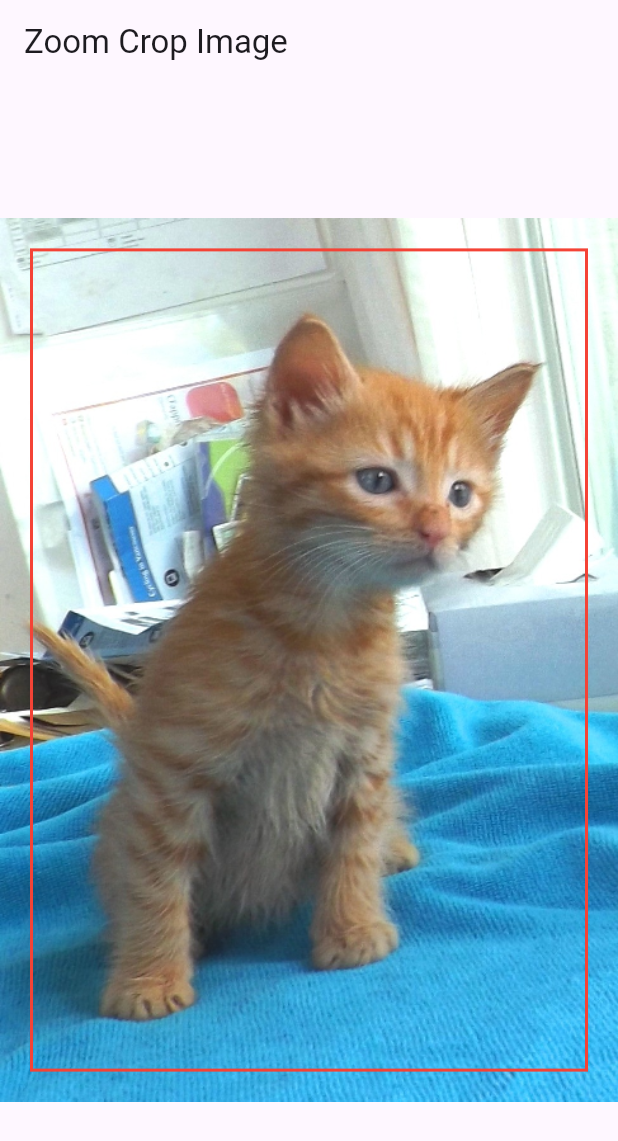
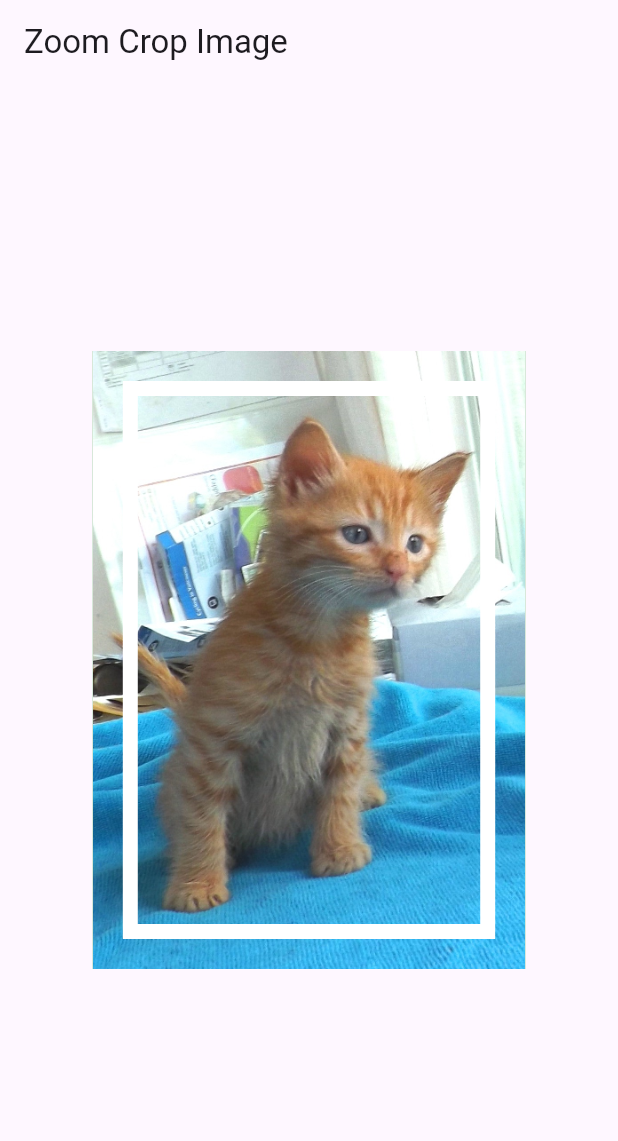
Before and after one commit to siriusanjan/dynamicCropFlutter, a Flutter app: the screen it shows after launch, on a phone screen of 412 x 824 dp. Shown: the top 1141 px of the screen. Run offline on Flutter 3.47's test engine with Material 2 defaults, Android fonts, the phone set to English and light mode, and no system bars; our stand-ins replace file_picker.

Commit message:
proper offset for the scale image

```diff
--- a/lib/main.dart
+++ b/lib/main.dart
@@ -63,20 +63,57 @@ class _MyHomePageState extends State<MyHomePage> {
   double _previousScale = 1.0;
   Offset _origin = Offset(0.0, 0.0);
   Offset _previousOffset = Offset(0.0, 0.0);
+  double? _width;
+  double? _height;
+  double? imageFittedWidth;
+  double? imageFittedHeight;
+  bool widthFitted = false;
+  double _extraWidth = 0;
+  double _extraHeight = 0;
+
+  void calculateFittedHeightWidth() {
+    _height = MediaQuery.of(context).size.height * 0.5;
+    _width = MediaQuery.of(context).size.width;
+    double imageRealWidth = 487;
+    double imageRealHeight = 696;
+    if (_height! / _width! > imageRealHeight / imageRealWidth) {
+      widthFitted = true;
+      imageFittedWidth = _width;
+      imageFittedHeight = _width! / (imageRealWidth / imageRealHeight);
+    } else {
+      widthFitted = false;
+      imageFittedHeight = _height;
+      imageFittedWidth = _height! / (imageRealHeight / imageRealWidth);
+      _extraWidth = _width! - imageFittedWidth!;
+    }
+    print("widthFitted " + widthFitted.toString());
+  }
 
   @override
   Widget build(BuildContext context) {
-    double screenWidth = MediaQuery.of(context).size.width;
-    double screenHeight = MediaQuery.of(context).size.height;
-    print("screenWidth " + screenWidth.toString());
-    print("screenHeight " + screenHeight.toString());
+    calculateFittedHeightWidth();
+
     return Scaffold(
         appBar: AppBar(
           title: Text('Zoom Crop Image'),
         ),
         body: Center(
+            child: Container(
+                color: Colors.green,
                 child: ClipRect(
-          child: GestureDetector(
+                    child: SizedBox(
+                  width: imageFittedWidth,
+                  height: imageFittedHeight,
+                  child: FittedBox(
+                      child: SizedBox(
+                          width: imageFittedWidth,
+                          height: imageFittedHeight,
+                          child: LayoutBuilder(builder:
+                              (BuildContext ctx, BoxConstraints constraints) {
+
+
+                            // if the screen width >= 480 i.e Wide Screen
+                            return GestureDetector(
                               onScaleStart: (details) {
                                 _previousScale = _scale;
                                 _previousOffset = details.focalPoint;
@@ -94,10 +131,13 @@ class _MyHomePageState extends State<MyHomePage> {
                                                     _previousScale *
                                                     _scale));
 
-                  if (calculatedOrigin.dx > -screenWidth / 2 &&
-                      calculatedOrigin.dx < screenWidth / 2) {
+
+                                    if (calculatedOrigin.dx > -(imageFittedWidth! / 2) &&
+                                        calculatedOrigin.dx < (imageFittedWidth! / 2) && calculatedOrigin.dy > -(imageFittedHeight! / 2) &&
+                                  calculatedOrigin.dy < (imageFittedHeight! / 2)) {
                                       _origin = calculatedOrigin;
                                     }
+
                                   }
                                   if (_scale == 1) {
                                     _origin = Offset.zero;
@@ -120,7 +160,8 @@ class _MyHomePageState extends State<MyHomePage> {
                                   Positioned.fill(
                                     child: Container(
                                       decoration: BoxDecoration(
-                      border: Border.all(color: Colors.red, width: 2.0),
+                                        border: Border.all(
+                                            color: Colors.white, width: 10.0),
                                       ),
                                       margin: EdgeInsets.all(
                                           20.0), // Adjust the margin as per your requirement
@@ -128,9 +169,8 @@ class _MyHomePageState extends State<MyHomePage> {
                                   ),
                                 ],
                               ),
-          ),
-        ),
-      ),
                             );
+                          }))),
+                )))));
   }
 }
```
Lines whose indentation alone changed are shown as unchanged.
